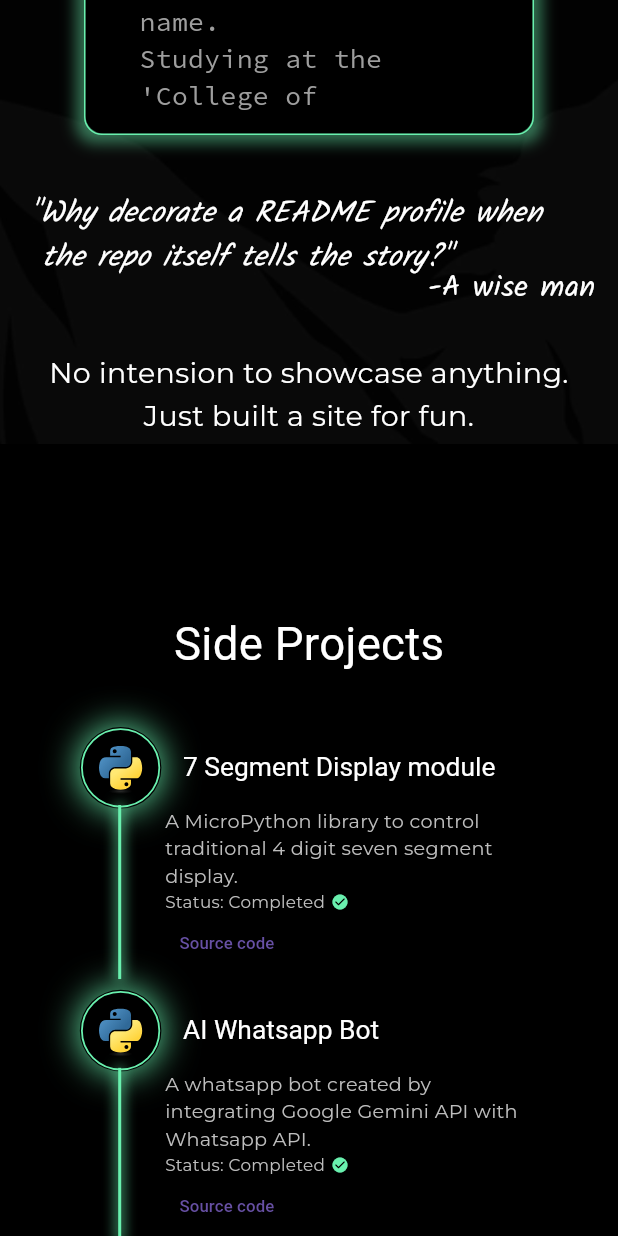
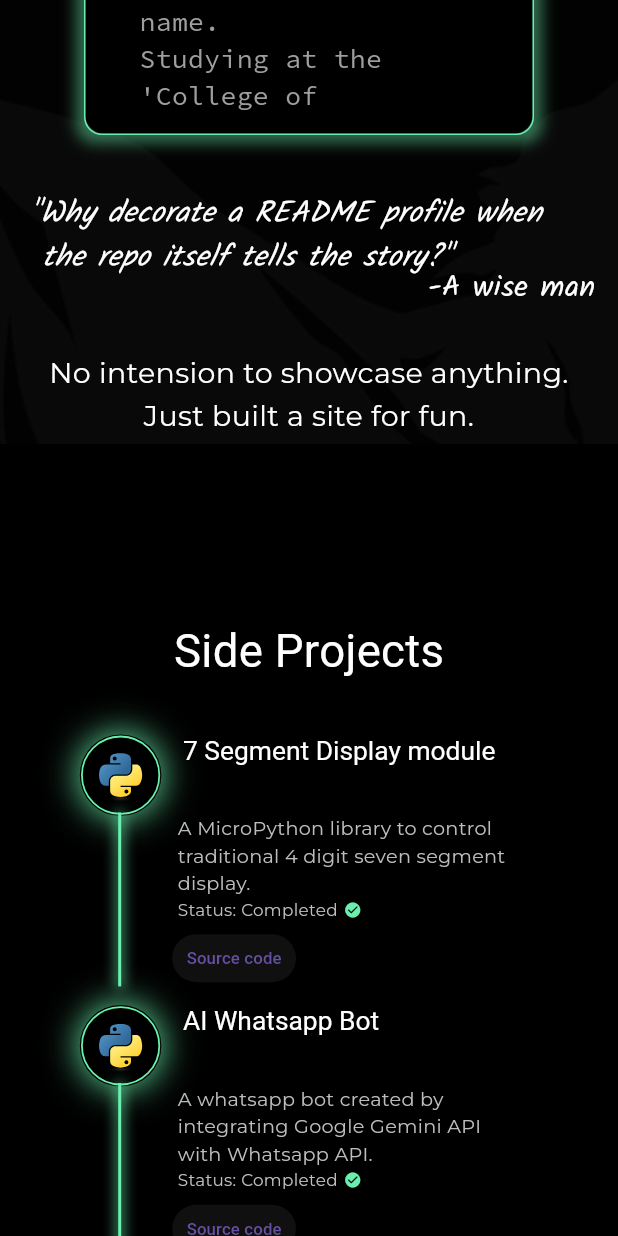
Before and after one commit to heckmon/not_a_portfolio, a Flutter app: the screen it shows after launch, scrolled down 576 dp, on a phone screen of 412 x 824 dp. Run offline on Flutter 3.47's test engine with Material 3 defaults, Android fonts, the phone set to English and light mode, and no system bars; our stand-ins replace animated_text_kit, flutter_animate, flutter_svg, font_awesome_flutter, google_fonts, responsive_framework and 1 more; missing offline and left inert: web_smooth_scroll.

Commit message:
feat: Refactor projectTile layout for improved readability and structure

```diff
--- a/lib/widgets/widgets.dart
+++ b/lib/widgets/widgets.dart
@@ -458,7 +458,7 @@ Widget projectTile(
           color: textColorAnimation.value,
           fontSize: 22
         ),
-        title: Row(
+        title: Wrap(
           spacing: 19,
           children: [
             Container(
@@ -487,21 +487,27 @@ Widget projectTile(
           child: Column(
             crossAxisAlignment: CrossAxisAlignment.start,
             children: [
-              Text(
+              Padding(
+                padding: const EdgeInsets.only(left: 10.5),
+                child: Text(
                   subtitle,
                   style:  GoogleFonts.montserrat(
                     color: subtitleColorAnimation.value,
                     fontSize: 16
                   ),
                 ),
+              ),
               Row(
                 spacing: 5,
                 children: [
-                  Text(
+                  Padding(
+                    padding: const EdgeInsets.only(left: 10.5),
+                    child: Text(
                       "Status: Completed",
                       style: GoogleFonts.montserrat(
                         color: subtitleColorAnimation.value,
                         fontSize: 14
+                      ),
                     ),
                   ),
                   Icon(
@@ -511,9 +517,16 @@ Widget projectTile(
                   )
                 ],
               ),
-              TextButton(
+              Padding(
+                padding: const EdgeInsets.only(left: 6, top: 6.5),
+                child: TextButton(
+                  style: ButtonStyle(
+                    elevation: WidgetStatePropertyAll(5),
+                    backgroundColor: WidgetStatePropertyAll(const Color.fromARGB(43, 97, 97, 97))
+                  ),
                   onPressed: onPressed,
                   child: Text("Source code")
+                ),
               )
             ],
           ),
```
Also changed, not shown: pubspec.yaml (line endings or trailing spaces), 1 other file. Lines whose indentation alone changed are shown as unchanged.
